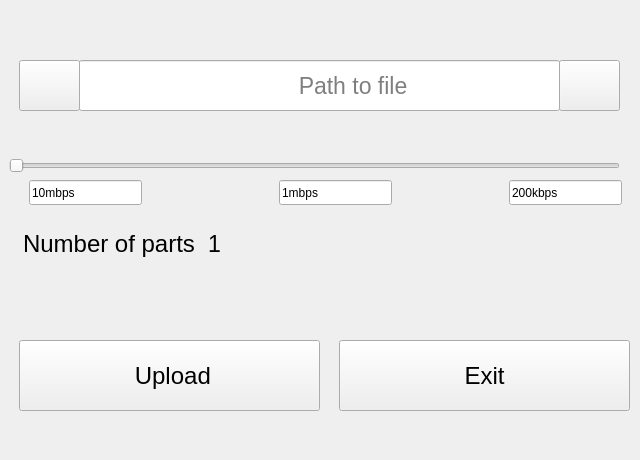
Qt form UI_files/download_window_2.ui (kdv2001/OnlyFiles) before a commit.
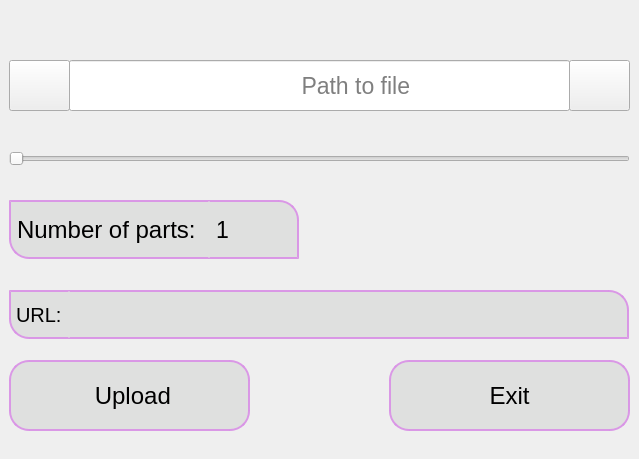
The same form after that commit. The open tabs and pages were chosen to show the change. Icons and pictures are not drawn.

The edit to the form file:
```diff
--- a/UI_files/download_window_2.ui
+++ b/UI_files/download_window_2.ui
@@ -9,8 +9,8 @@
    <rect>
     <x>0</x>
     <y>0</y>
-    <width>640</width>
-    <height>460</height>
+    <width>639</width>
+    <height>459</height>
    </rect>
   </property>
   <property name="sizePolicy">
@@ -31,6 +31,11 @@
   <property name="autoFillBackground">
    <bool>false</bool>
   </property>
+  <property name="styleSheet">
+   <string notr="true">QWidget#Form {
+	background-image: url(:/newPrefix/image/imgonline-com-ua-Resize-VhJATHpkp1ZGOjew.png);
+}</string>
+  </property>
   <widget class="QStackedWidget" name="stack">
    <property name="geometry">
     <rect>
@@ -49,6 +54,9 @@
    <property name="autoFillBackground">
     <bool>true</bool>
    </property>
+   <property name="styleSheet">
+    <string notr="true"/>
+   </property>
    <property name="currentIndex">
     <number>2</number>
    </property>
@@ -132,10 +140,13 @@
     </widget>
    </widget>
    <widget class="QWidget" name="page_3">
+    <property name="styleSheet">
+     <string notr="true"/>
+    </property>
     <widget class="QPushButton" name="pushButton_3">
      <property name="geometry">
       <rect>
-       <x>20</x>
+       <x>10</x>
        <y>60</y>
        <width>61</width>
        <height>51</height>
@@ -158,7 +169,7 @@
     <widget class="QPushButton" name="clear_button">
      <property name="geometry">
       <rect>
-       <x>560</x>
+       <x>570</x>
        <y>60</y>
        <width>61</width>
        <height>51</height>
@@ -181,9 +192,9 @@
     <widget class="QLineEdit" name="file_path">
      <property name="geometry">
       <rect>
-       <x>80</x>
+       <x>70</x>
        <y>60</y>
-       <width>481</width>
+       <width>501</width>
        <height>51</height>
       </rect>
      </property>
@@ -197,15 +208,15 @@
       <bool>true</bool>
      </property>
      <property name="placeholderText">
-      <string>                                  Path to file</string>
+      <string>                                    Path to file</string>
      </property>
     </widget>
     <widget class="QSlider" name="horizontalSlider">
      <property name="geometry">
       <rect>
        <x>10</x>
-       <y>140</y>
-       <width>611</width>
+       <y>133</y>
+       <width>621</width>
        <height>51</height>
       </rect>
      </property>
@@ -221,7 +232,10 @@
       </font>
      </property>
      <property name="cursor">
-      <cursorShape>ArrowCursor</cursorShape>
+      <cursorShape>PointingHandCursor</cursorShape>
+     </property>
+     <property name="styleSheet">
+      <string notr="true"/>
      </property>
      <property name="minimum">
       <number>1</number>
@@ -236,9 +250,9 @@
     <widget class="QPushButton" name="pushButton_2">
      <property name="geometry">
       <rect>
-       <x>20</x>
-       <y>340</y>
-       <width>301</width>
+       <x>10</x>
+       <y>360</y>
+       <width>241</width>
        <height>71</height>
       </rect>
      </property>
@@ -247,6 +261,16 @@
        <pointsize>18</pointsize>
       </font>
      </property>
+     <property name="cursor">
+      <cursorShape>PointingHandCursor</cursorShape>
+     </property>
+     <property name="styleSheet">
+      <string notr="true">border-radius: 20px;
+border: 2px solid ;
+border-color: rgba(217, 148, 230, 242);
+background-color: rgba(136, 138, 133, 40);
+</string>
+     </property>
      <property name="text">
       <string> Upload</string>
      </property>
@@ -264,9 +288,9 @@
     <widget class="QPushButton" name="cancel_button_from_upload">
      <property name="geometry">
       <rect>
-       <x>340</x>
-       <y>340</y>
-       <width>291</width>
+       <x>390</x>
+       <y>360</y>
+       <width>241</width>
        <height>71</height>
       </rect>
      </property>
@@ -275,89 +299,125 @@
        <pointsize>18</pointsize>
       </font>
      </property>
+     <property name="cursor">
+      <cursorShape>PointingHandCursor</cursorShape>
+     </property>
+     <property name="styleSheet">
+      <string notr="true">border-radius: 20px;
+border: 2px solid ;
+border-color: rgba(217, 148, 230, 242);
+background-color: rgba(136, 138, 133, 40);
+</string>
+     </property>
      <property name="text">
       <string>Exit</string>
      </property>
     </widget>
-    <widget class="QWidget" name="gridLayoutWidget">
+    <widget class="QLabel" name="label_2">
      <property name="geometry">
       <rect>
-       <x>20</x>
-       <y>230</y>
-       <width>241</width>
-       <height>61</height>
+       <x>10</x>
+       <y>200</y>
+       <width>201</width>
+       <height>59</height>
       </rect>
      </property>
-     <layout class="QGridLayout" name="gridLayout">
-      <property name="sizeConstraint">
-       <enum>QLayout::SetFixedSize</enum>
-      </property>
-      <property name="leftMargin">
-       <number>4</number>
-      </property>
-      <item row="0" column="0">
-       <widget class="QLabel" name="label_2">
-        <property name="font">
-         <font>
-          <pointsize>18</pointsize>
-         </font>
-        </property>
-        <property name="text">
-         <string>Number of parts </string>
-        </property>
-       </widget>
-      </item>
-      <item row="0" column="1">
-       <widget class="QLabel" name="label">
-        <property name="font">
-         <font>
-          <pointsize>17</pointsize>
-         </font>
-        </property>
-        <property name="text">
-         <string>1</string>
-        </property>
-       </widget>
-      </item>
-     </layout>
+     <property name="font">
+      <font>
+       <pointsize>18</pointsize>
+      </font>
+     </property>
+     <property name="styleSheet">
+      <string notr="true">border-bottom-left-radius: 20px;
+border: 2px solid ;
+border-left-color: rgba(217, 148, 230, 242);
+border-bottom-color: rgba(217, 148, 230, 242);
+border-top-color: rgba(217, 148, 230, 242);
+border-right-color: rgba(217, 148, 230, 0);
+background-color: rgba(136, 138, 133, 40);
+</string>
+     </property>
+     <property name="text">
+      <string>Number of parts: </string>
+     </property>
     </widget>
-    <widget class="QLineEdit" name="lineEdit">
+    <widget class="QLabel" name="label">
      <property name="geometry">
       <rect>
-       <x>30</x>
-       <y>180</y>
-       <width>113</width>
-       <height>25</height>
+       <x>209</x>
+       <y>200</y>
+       <width>91</width>
+       <height>59</height>
       </rect>
      </property>
+     <property name="font">
+      <font>
+       <pointsize>17</pointsize>
+      </font>
+     </property>
+     <property name="styleSheet">
+      <string notr="true">border-top-right-radius: 20px;
+border: 2px solid ;
+border-right-color: rgba(217, 148, 230, 242);
+border-bottom-color: rgba(217, 148, 230, 242);
+border-top-color: rgba(217, 148, 230, 242);
+border-left-color: rgba(217, 148, 230, 0);
+background-color: rgba(136, 138, 133, 40);</string>
+     </property>
      <property name="text">
-      <string>10mbps</string>
+      <string>1</string>
      </property>
     </widget>
     <widget class="QLineEdit" name="lineEdit_2">
      <property name="geometry">
       <rect>
-       <x>280</x>
-       <y>180</y>
-       <width>113</width>
-       <height>25</height>
+       <x>69</x>
+       <y>290</y>
+       <width>561</width>
+       <height>49</height>
       </rect>
      </property>
-     <property name="text">
-      <string>1mbps</string>
+     <property name="font">
+      <font>
+       <pointsize>15</pointsize>
+      </font>
      </property>
+     <property name="styleSheet">
+      <string notr="true">border-top-right-radius: 20px;
+border: 2px solid ;
+border-right-color: rgba(217, 148, 230, 242);
+border-bottom-color: rgba(217, 148, 230, 242);
+border-top-color: rgba(217, 148, 230, 242);
+border-left-color: rgba(217, 148, 230, 0);
+background-color: rgba(136, 138, 133, 40);</string>
+     </property>
     </widget>
-    <widget class="QLineEdit" name="lineEdit_3">
+    <widget class="QLabel" name="label_6">
      <property name="geometry">
       <rect>
-       <x>510</x>
-       <y>180</y>
-       <width>113</width>
-       <height>25</height>
+       <x>10</x>
+       <y>290</y>
+       <width>61</width>
+       <height>49</height>
       </rect>
      </property>
+     <property name="font">
+      <font>
+       <pointsize>15</pointsize>
+      </font>
+     </property>
+     <property name="styleSheet">
+      <string notr="true">border-bottom-left-radius: 20px;
+border: 2px solid ;
+border-left-color: rgba(217, 148, 230, 242);
+border-bottom-color: rgba(217, 148, 230, 242);
+border-top-color: rgba(217, 148, 230, 242);
+border-right-color: rgba(217, 148, 230, 0);
+background-color: rgba(136, 138, 133, 40);
+</string>
+     </property>
      <property name="text">
-      <string>200kbps</string>
+      <string>URL:</string>
      </property>
     </widget>
    </widget>
```
Left out of the diff: 344 changed lines with no effect on the pictures.
